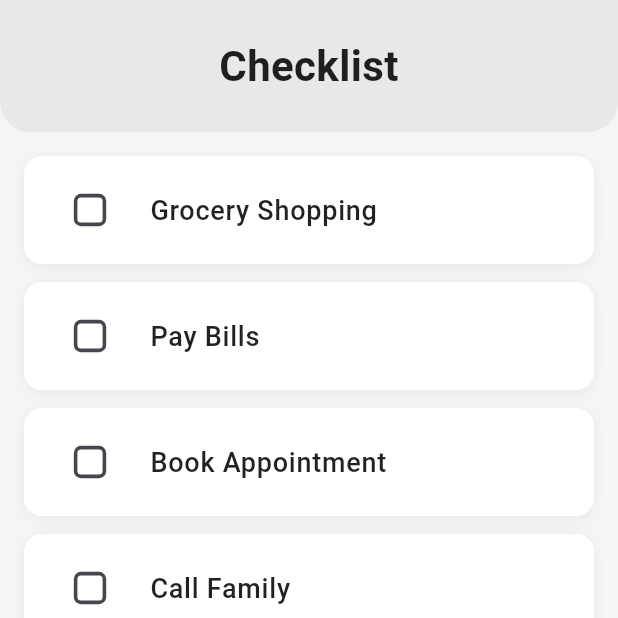
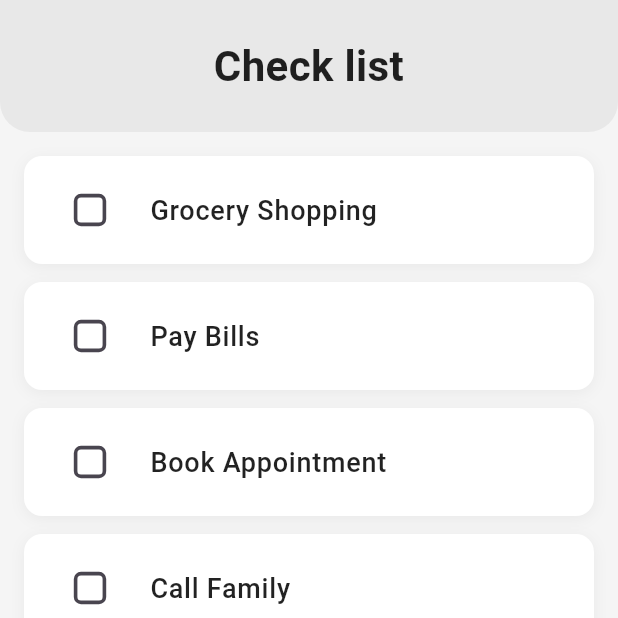
Before and after one commit to mohiddinshaik/checklist, a Flutter app: the screen it shows after launch, on a phone screen of 412 x 824 dp, the top half of it. Run offline on Flutter 3.47's test engine with Material 3 defaults, Android fonts, the phone set to English and light mode, and no system bars.

Commit message:
sample commit

```diff
--- a/lib/main.dart
+++ b/lib/main.dart
@@ -10,7 +10,7 @@ class ChecklistApp extends StatelessWidget {
   @override
   Widget build(BuildContext context) {
     return MaterialApp(
-      title: 'Checklist',
+      title: 'Check list',
       theme: ThemeData(
         primarySwatch: Colors.blue,
         useMaterial3: true,
@@ -60,7 +60,7 @@ class _ChecklistScreenState extends State<ChecklistScreen> {
                 ),
               ),
               child: const Text(
-                'Checklist',
+                'Check list',
                 style: TextStyle(
                   fontSize: 28,
                   fontWeight: FontWeight.bold,
```
